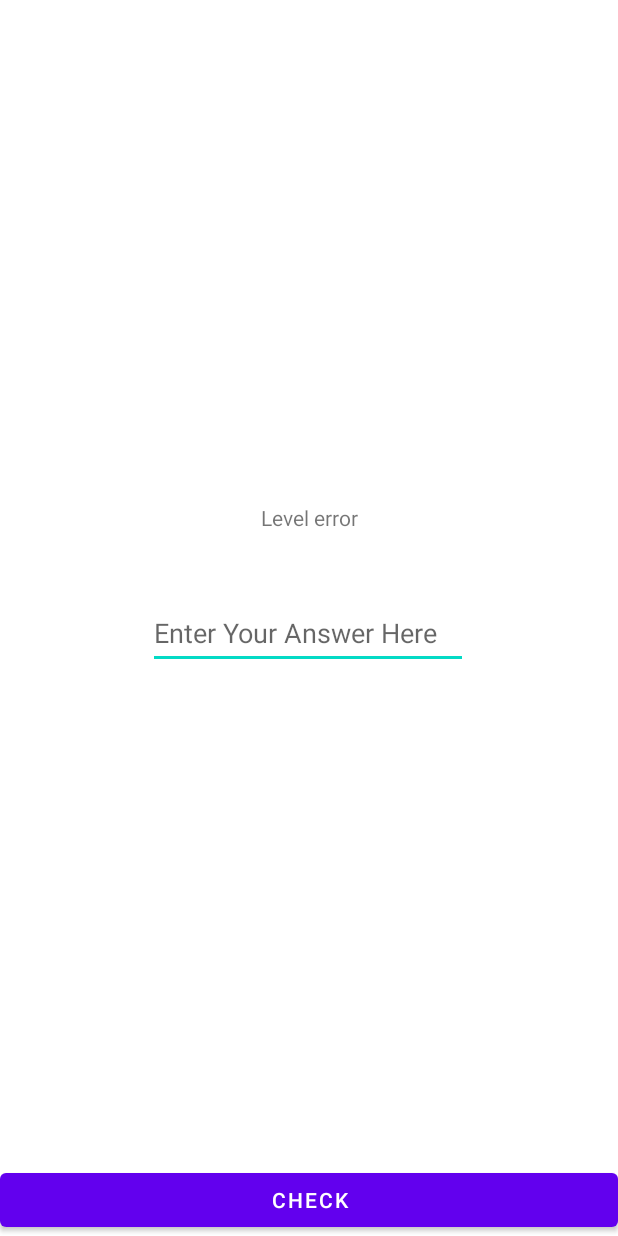
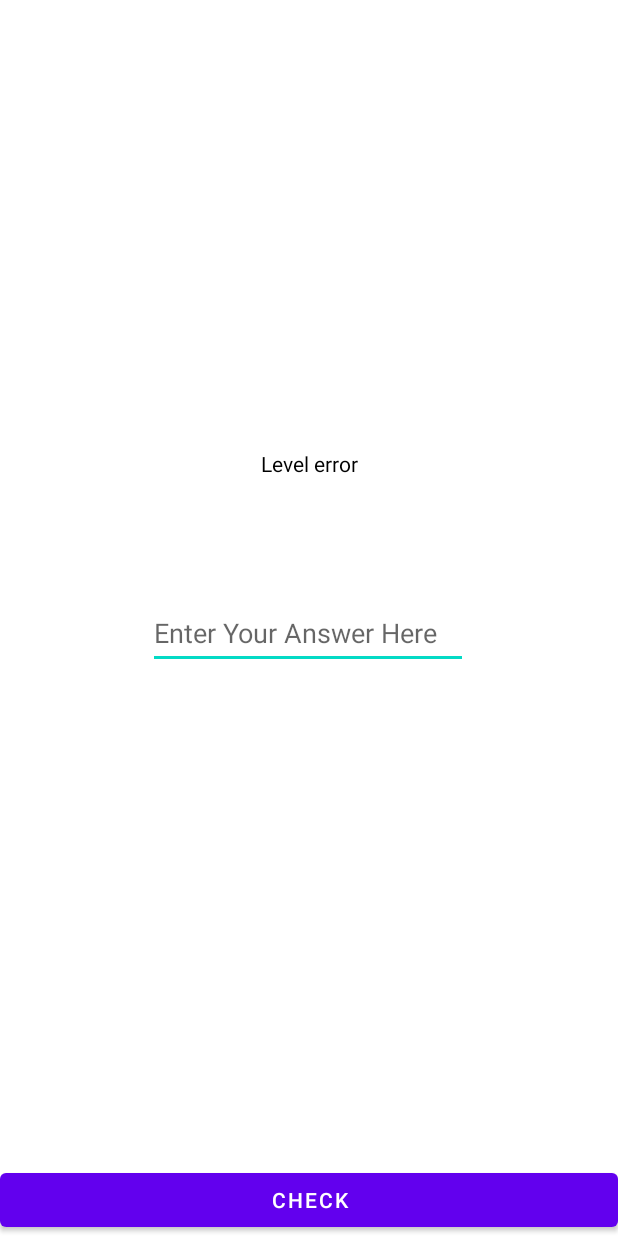
Before and after one commit to LaviCohen/MathPractice, an Android app: the layout fragment_mul_table.xml on its own in the app's theme, with its tools: preview values and no code run, on a phone screen of 412 x 824 dp. Run offline under Robolectric (Android 15) with nearby library versions, the phone set to English and light mode, and no system bars.

Commit message:
Fixing Level TextView Visibility Issues in Practice Fragments

```diff
--- a/app/src/main/res/layout/fragment_mul_table.xml
+++ b/app/src/main/res/layout/fragment_mul_table.xml
@@ -8,8 +8,9 @@
         android:id="@+id/levelTextView"
         android:layout_width="match_parent"
         android:layout_height="wrap_content"
-        android:layout_marginBottom="24dp"
+        android:layout_marginBottom="60dp"
         android:text="@string/level_error"
+        android:textColor="@color/black"
         app:layout_constraintBottom_toTopOf="@+id/textView"
         app:layout_constraintEnd_toEndOf="parent"
         app:layout_constraintStart_toStartOf="parent"
--- a/app/src/main/res/layout/fragment_trinom.xml
+++ b/app/src/main/res/layout/fragment_trinom.xml
@@ -8,8 +8,9 @@
         android:id="@+id/levelTextView"
         android:layout_width="match_parent"
         android:layout_height="wrap_content"
-        android:layout_marginBottom="24dp"
+        android:layout_marginBottom="60dp"
         android:text="@string/level_error"
+        android:textColor="@color/black"
         app:layout_constraintBottom_toTopOf="@+id/textView"
         app:layout_constraintEnd_toEndOf="parent"
         app:layout_constraintStart_toStartOf="parent"
```
